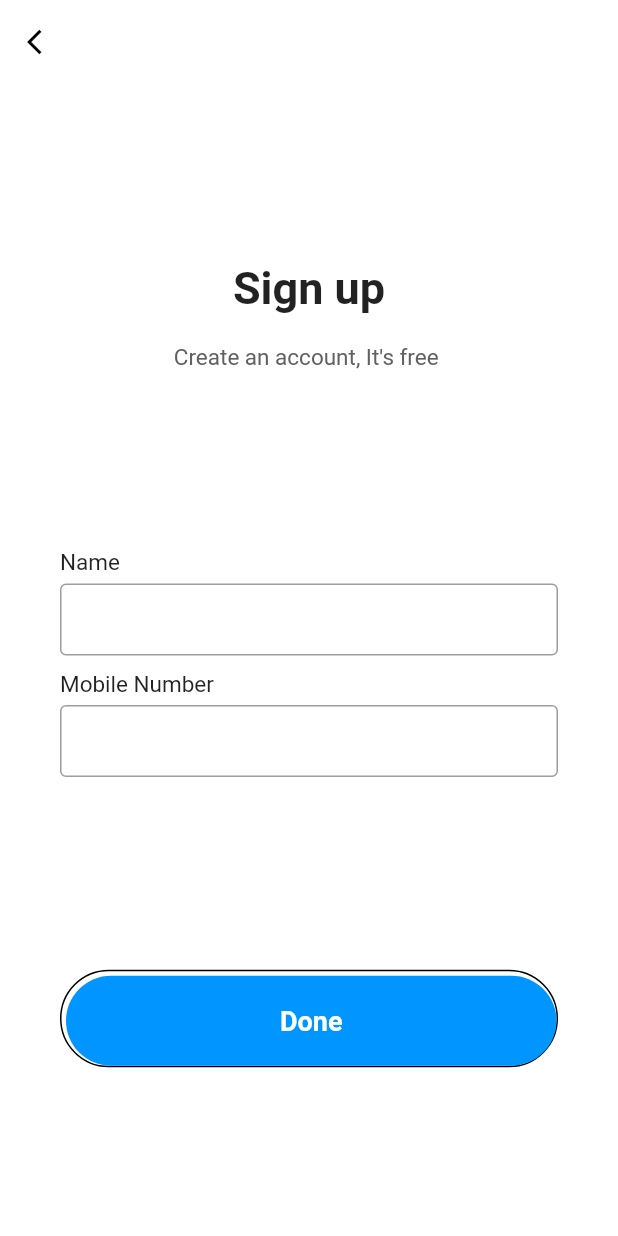
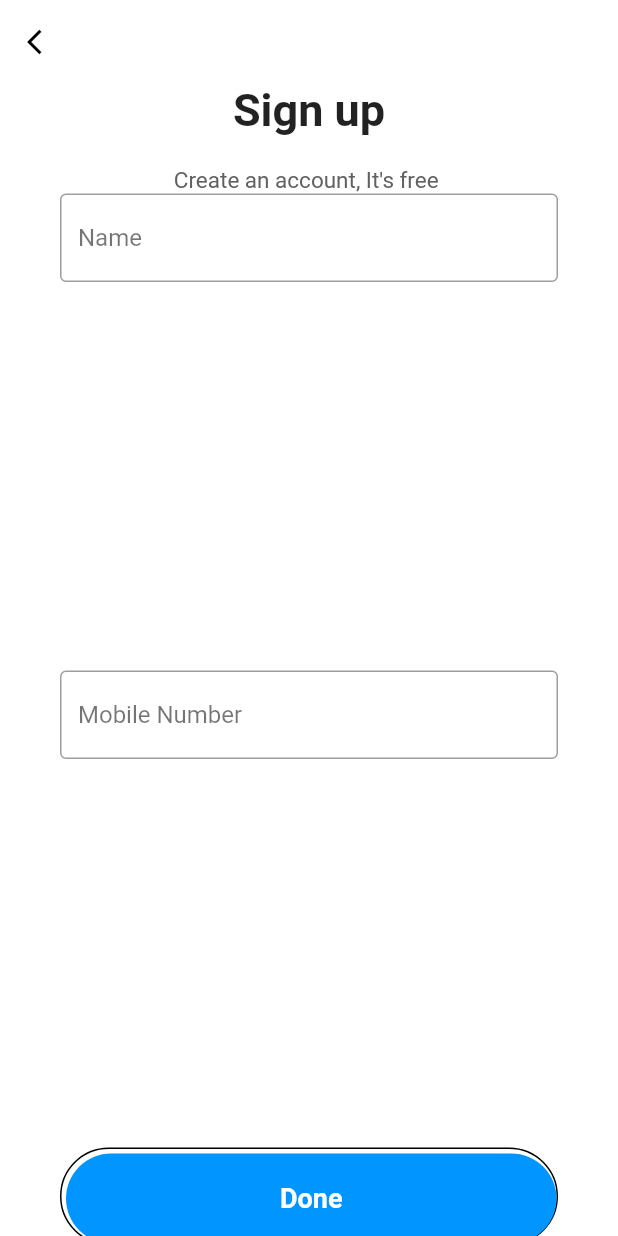
Before and after one commit to PatilOjas/Paigham, a Flutter app: the SignupPage screen opened directly, on a phone screen of 412 x 824 dp. Run offline on Flutter 3.47's test engine with Material 2 defaults, Android fonts, the phone set to English and light mode, and no system bars.

Commit message:
Update signup.dart

```diff
--- a/paigham/lib/screens/signup.dart
+++ b/paigham/lib/screens/signup.dart
@@ -1,7 +1,11 @@
 import 'package:flutter/material.dart';
 import 'package:paigham/screens/homePage.dart';
+import 'dart:io';
 
 class SignupPage extends StatelessWidget {
+
+  TextEditingController name = TextEditingController();
+  TextEditingController mobile_num = TextEditingController();
   @override
   Widget build(BuildContext context) {
     return Scaffold(
@@ -47,14 +51,36 @@ class SignupPage extends StatelessWidget {
 
                 ],
               ),
-              Column(
-                children: <Widget>[
-                  inputFile(label: "Name"),
-                  inputFile(label: "Mobile Number"),
-                  // inputFile(label: "Password", obscureText: true),
-                  // inputFile(label: "Confirm Password ", obscureText: true),
-                ],
+              Expanded(
+                  child: TextField(
+                      controller: name,
+                      decoration: InputDecoration(
+                          hintText: "Name",
+                          hintStyle: TextStyle(color: Colors.black54),
+                          border: const OutlineInputBorder(),
+                          labelStyle: new TextStyle(color: Colors.black),
+                          ),
+                    ),
               ),
+              Expanded(
+                  child: TextField(
+                      controller: mobile_num,
+                      decoration: InputDecoration(
+                          hintText: "Mobile Number",
+                          hintStyle: TextStyle(color: Colors.black54),
+                          border: const OutlineInputBorder(),
+                          labelStyle: new TextStyle(color: Colors.black),
+                          ),
+                    ),
+                  ),
+              // Column(
+              //   children: <Widget>[
+              //     inputFile(label: "Name"),
+              //     inputFile(label: "Mobile Number"),
+              //     // inputFile(label: "Password", obscureText: true),
+              //     // inputFile(label: "Confirm Password ", obscureText: true),
+              //   ],
+              // ),
               Container(
                 padding: EdgeInsets.only(top: 3, left: 3),
                 decoration:
```
